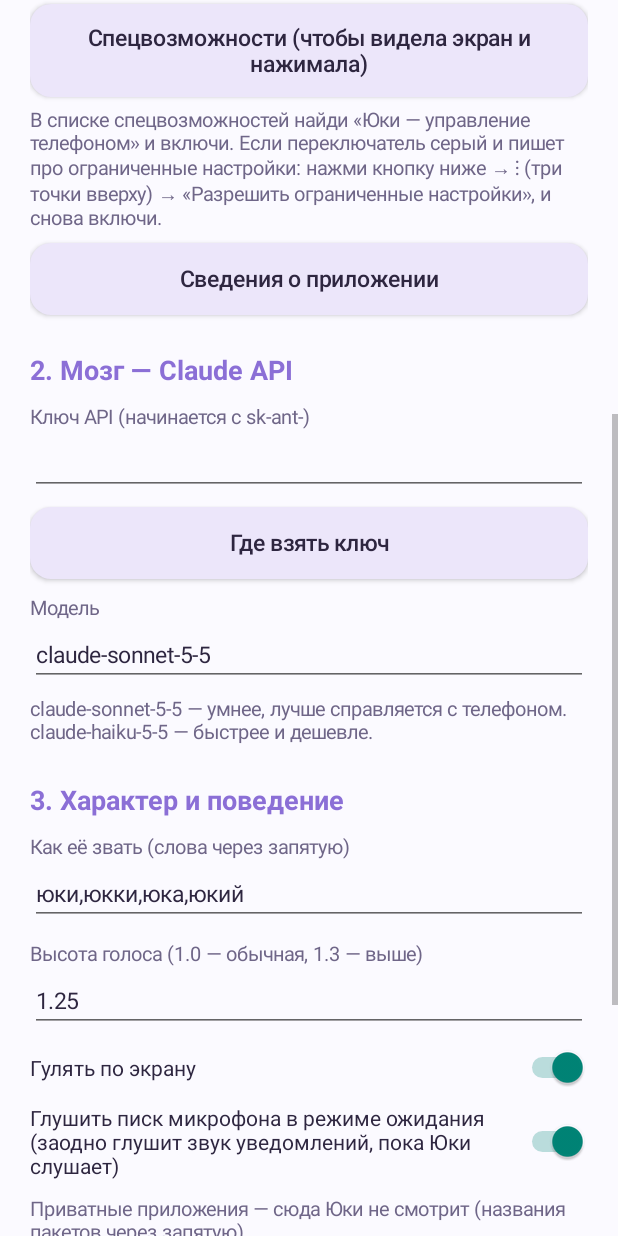
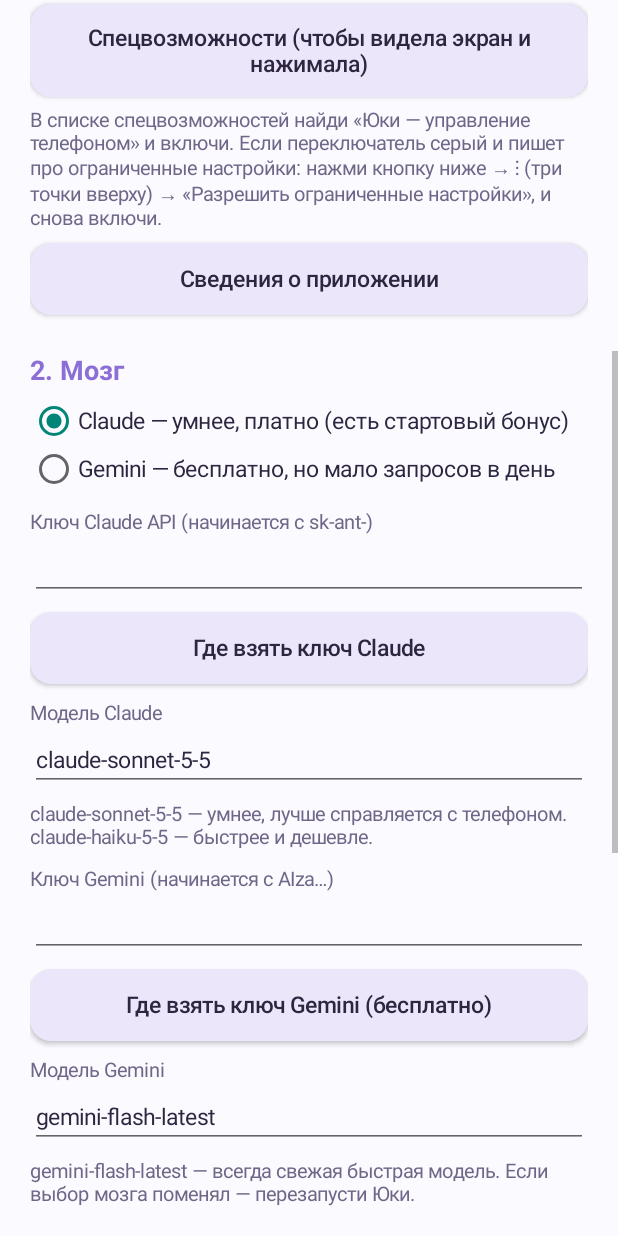
Before and after one commit to TheZoTTe/yuki, an Android app: the screen it shows after launch (MainActivity), scrolled down 576 dp, on a phone screen of 412 x 824 dp. Run offline under Robolectric (Android 15) with nearby library versions, the phone set to English and light mode, and no system bars.

Commit message:
Мозг на выбор: Claude или бесплатный Gemini
Co-Authored-By: Claude Opus 5.5 <noreply@anthropic.com>
Claude-Session: https://claude.ai/code/session_01LD2ydYf2hMLUYwCdzd2fyE

```diff
--- a/app/src/main/java/com/yuki/assistant/MainActivity.kt
+++ b/app/src/main/java/com/yuki/assistant/MainActivity.kt
@@ -15,10 +15,13 @@ import android.os.Looper
 import android.provider.Settings
 import android.text.InputType
 import android.view.Gravity
+import android.view.View
 import android.view.ViewGroup
 import android.widget.Button
 import android.widget.EditText
 import android.widget.LinearLayout
+import android.widget.RadioButton
+import android.widget.RadioGroup
 import android.widget.ScrollView
 import android.widget.Switch
 import android.widget.TextView
@@ -32,6 +35,10 @@ class MainActivity : Activity() {
     private lateinit var statusView: TextView
     private lateinit var startBtn: Button
     private lateinit var keyEdit: EditText
+    private lateinit var geminiKeyEdit: EditText
+    private lateinit var geminiModelEdit: EditText
+    private lateinit var providerGroup: RadioGroup
+    private var claudeRadioId = 0
     private lateinit var modelEdit: EditText
     private lateinit var wakeEdit: EditText
     private lateinit var pitchEdit: EditText
@@ -91,14 +98,35 @@ class MainActivity : Activity() {
             startActivity(Intent(Settings.ACTION_APPLICATION_DETAILS_SETTINGS, Uri.parse("package:$packageName")))
         }
 
-        header("2. Мозг — Claude API")
-        keyEdit = field("Ключ API (начинается с sk-ant-)", prefs.apiKey,
+        header("2. Мозг")
+        providerGroup = RadioGroup(this).apply { orientation = RadioGroup.VERTICAL }
+        val rbClaude = RadioButton(this).apply {
+            id = View.generateViewId(); text = "Claude — умнее, платно (есть стартовый бонус)"; textSize = 15f; setTextColor(ink)
+        }
+        val rbGemini = RadioButton(this).apply {
+            id = View.generateViewId(); text = "Gemini — бесплатно, но мало запросов в день"; textSize = 15f; setTextColor(ink)
+        }
+        claudeRadioId = rbClaude.id
+        providerGroup.addView(rbClaude)
+        providerGroup.addView(rbGemini)
+        providerGroup.check(if (prefs.useGemini) rbGemini.id else rbClaude.id)
+        col.addView(providerGroup, lpTop(6))
+
+        keyEdit = field("Ключ Claude API (начинается с sk-ant-)", prefs.apiKey,
             InputType.TYPE_CLASS_TEXT or InputType.TYPE_TEXT_VARIATION_PASSWORD)
-        button("Где взять ключ") {
+        button("Где взять ключ Claude") {
             startActivity(Intent(Intent.ACTION_VIEW, Uri.parse("https://console.anthropic.com/")))
         }
-        modelEdit = field("Модель", prefs.model, InputType.TYPE_CLASS_TEXT)
+        modelEdit = field("Модель Claude", prefs.model, InputType.TYPE_CLASS_TEXT)
         note("claude-sonnet-5-5 — умнее, лучше справляется с телефоном. claude-haiku-5-5 — быстрее и дешевле.")
+
+        geminiKeyEdit = field("Ключ Gemini (начинается с AIza…)", prefs.geminiKey,
+            InputType.TYPE_CLASS_TEXT or InputType.TYPE_TEXT_VARIATION_PASSWORD)
+        button("Где взять ключ Gemini (бесплатно)") {
+            startActivity(Intent(Intent.ACTION_VIEW, Uri.parse("https://aistudio.google.com/apikey")))
+        }
+        geminiModelEdit = field("Модель Gemini", prefs.geminiModel, InputType.TYPE_CLASS_TEXT)
+        note("gemini-flash-latest — всегда свежая быстрая модель. Если выбор мозга поменял — перезапусти Юки.")
 
         header("3. Характер и поведение")
         wakeEdit = field("Как её звать (слова через запятую)", prefs.wakeWords, InputType.TYPE_CLASS_TEXT)
@@ -135,6 +163,9 @@ class MainActivity : Activity() {
     private fun save() {
         prefs.apiKey = keyEdit.text.toString()
         prefs.model = modelEdit.text.toString()
+        prefs.geminiKey = geminiKeyEdit.text.toString()
+        prefs.geminiModel = geminiModelEdit.text.toString()
+        prefs.provider = if (providerGroup.checkedRadioButtonId == claudeRadioId) "claude" else "gemini"
         prefs.wakeWords = wakeEdit.text.toString()
         pitchEdit.text.toString().replace(',', '.').toFloatOrNull()?.let { prefs.pitch = it }
         prefs.blocked = blockedEdit.text.toString()
@@ -150,7 +181,7 @@ class MainActivity : Activity() {
             save()
             if (!Settings.canDrawOverlays(this)) { toast("Сначала разреши «Поверх других окон»"); return }
             if (!granted(Manifest.permission.RECORD_AUDIO)) { toast("Нужен доступ к микрофону"); askRuntimePermissions(); return }
-            if (prefs.apiKey.isBlank()) toast("Без ключа API она сможет только смущённо молчать")
+            if (prefs.activeKey.isBlank()) toast("Без ключа API она сможет только смущённо молчать")
             startForegroundService(svc)
         }
         Handler(Looper.getMainLooper()).postDelayed({ refresh() }, 600)
@@ -179,7 +210,7 @@ class MainActivity : Activity() {
             append(mark(Settings.canDrawOverlays(this@MainActivity))).append("  Поверх окон\n")
             append(mark(granted(Manifest.permission.RECORD_AUDIO))).append("  Микрофон\n")
             append(mark(a11yEnabled())).append("  Спецвозможности (руки и глаза)\n")
-            append(mark(prefs.apiKey.isNotBlank())).append("  Ключ API\n")
+            append(mark(prefs.activeKey.isNotBlank())).append("  Ключ API (").append(if (prefs.useGemini) "Gemini" else "Claude").append(")\n")
             append(if (YukiService.running) "🟣  Юки на экране" else "⚪  Юки спит")
         }
         startBtn.text = if (YukiService.running) "■  Убрать Юки" else "▶  Запустить Юки"
--- a/app/src/main/java/com/yuki/assistant/Prefs.kt
+++ b/app/src/main/java/com/yuki/assistant/Prefs.kt
@@ -9,6 +9,24 @@ class Prefs(ctx: Context) {
     var apiKey: String
         get() = p.getString("apiKey", "") ?: ""
         set(v) = p.edit().putString("apiKey", v.trim()).apply()
+
+    /** "claude" или "gemini". */
+    var provider: String
+        get() = p.getString("provider", "claude") ?: "claude"
+        set(v) = p.edit().putString("provider", v).apply()
+
+    var geminiKey: String
+        get() = p.getString("geminiKey", "") ?: ""
+        set(v) = p.edit().putString("geminiKey", v.trim()).apply()
+
+    var geminiModel: String
+        get() = p.getString("geminiModel", DEFAULT_GEMINI_MODEL) ?: DEFAULT_GEMINI_MODEL
+        set(v) = p.edit().putString("geminiModel", v.trim().ifEmpty { DEFAULT_GEMINI_MODEL }).apply()
+
+    val useGemini: Boolean get() = provider == "gemini"
+
+    /** Ключ выбранного «мозга». */
+    val activeKey: String get() = if (useGemini) geminiKey else apiKey
 
     var model: String
         get() = p.getString("model", DEFAULT_MODEL) ?: DEFAULT_MODEL
@@ -42,6 +60,7 @@ class Prefs(ctx: Context) {
 
     companion object {
         const val DEFAULT_MODEL = "claude-sonnet-5-5"
+        const val DEFAULT_GEMINI_MODEL = "gemini-flash-latest"
         const val DEFAULT_WAKE = "юки,юкки,юка,юкий"
         const val DEFAULT_BLOCKED =
             "ru.sberbankmobile,com.idamob.tinkoff.android,ru.vtb24.mobilebanking.android," +
```
Also changed, not shown: app/src/main/java/com/yuki/assistant/Brain.kt (+25 -15 lines), app/src/main/java/com/yuki/assistant/GeminiBrain.kt (added, +194 -0 lines), app/src/main/java/com/yuki/assistant/YukiService.kt (+4 -4 lines).
